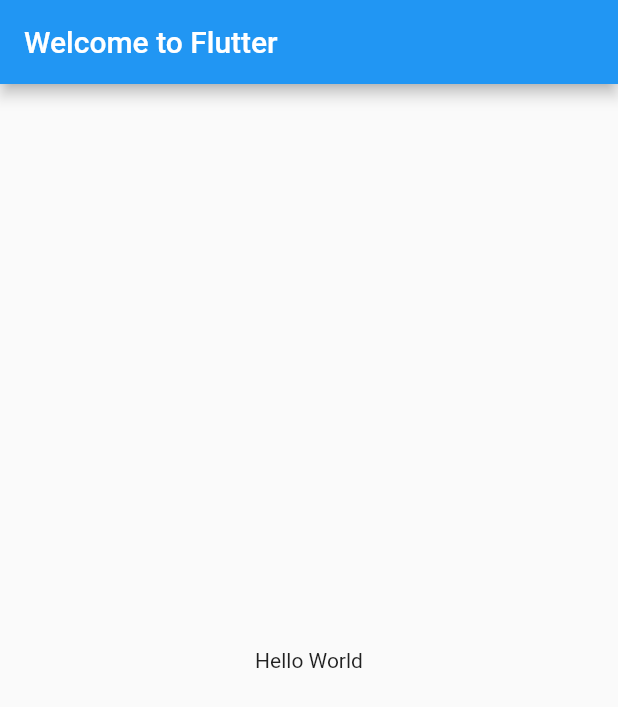
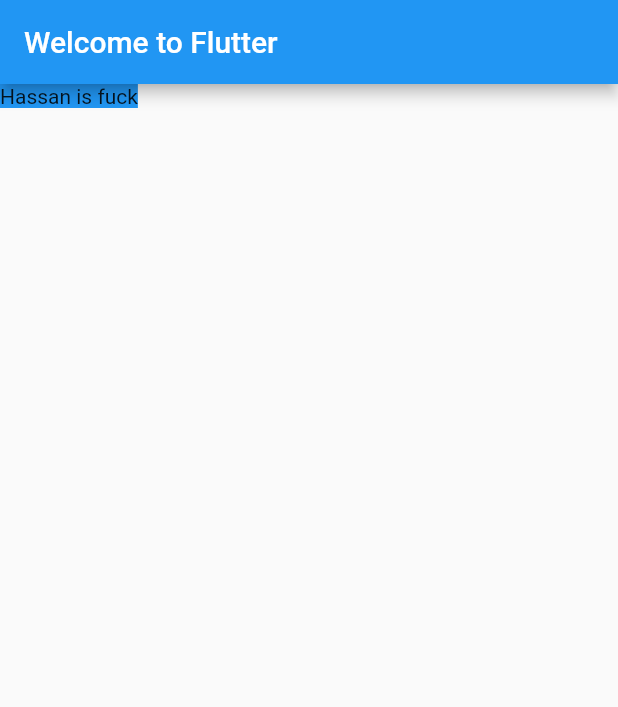
Before and after one commit to dzthai/weather_app, a Flutter app: the screen it shows after launch, on a phone screen of 412 x 824 dp. Shown: the top 707 px of the screen. Run offline on Flutter 3.47's test engine with Material 2 defaults, Android fonts, the light colour scheme and no system bars.

Commit message:
Update main.dart

```diff
--- a/lib/main.dart
+++ b/lib/main.dart
@@ -19,8 +19,10 @@
         appBar: AppBar(
           title: const Text('Welcome to Flutter'),
         ),
-        body: const Center(
-          child: Text('Hello World'),
+        body:
+          Container(
+            child: Text('Hassan is fuck'),
+            color: Colors.blue,
         ),
       ),
     );
```
